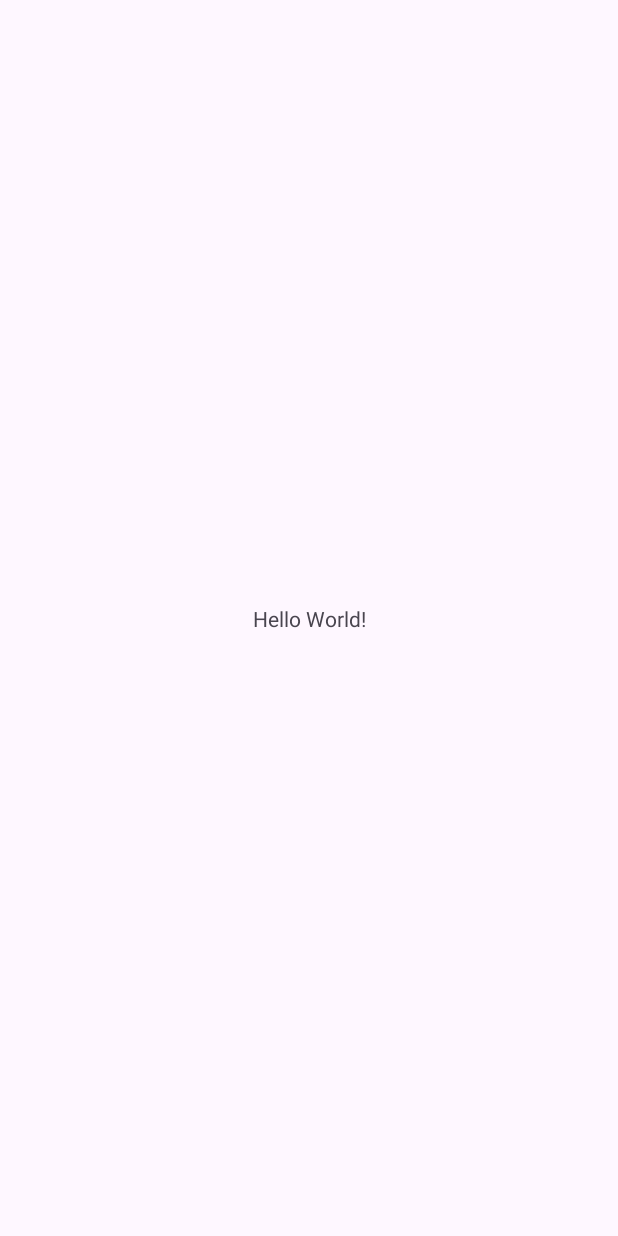
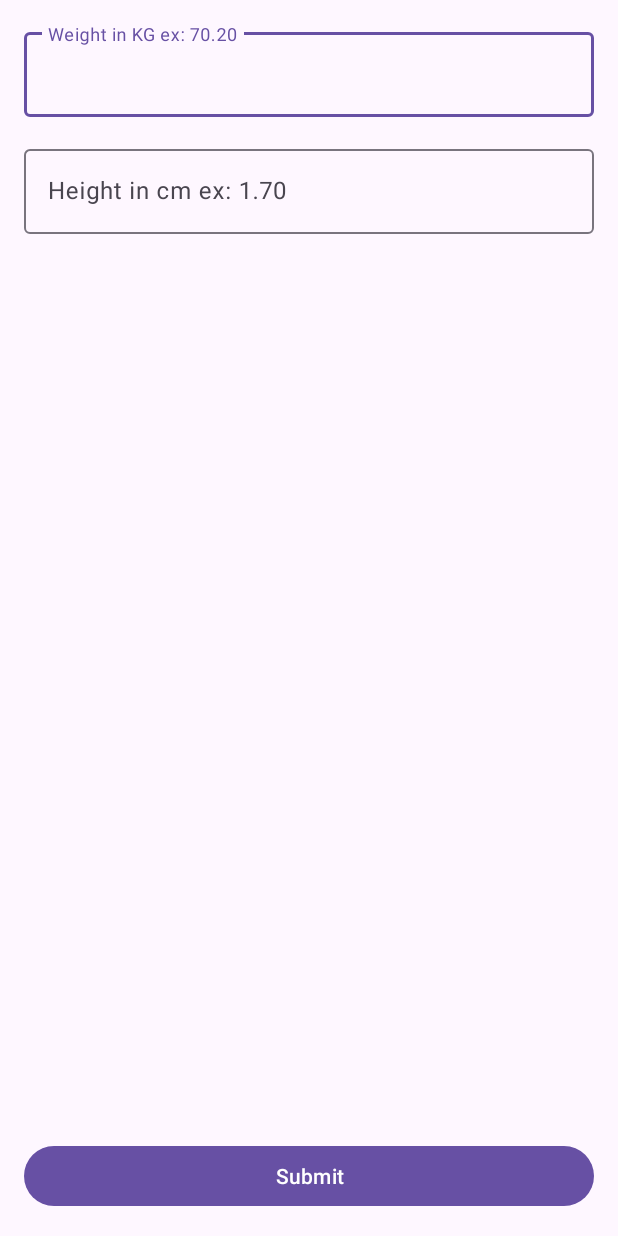
Before and after one commit to mcurvo/BMICalculator-, an Android app: the screen it shows after launch (MainActivity), on a phone screen of 412 x 824 dp. Before the commit the screen is almost empty. Run offline under Robolectric (Android 15) with nearby library versions, the phone set to English and light mode, and no system bars.

Commit message:
New update

```diff
--- a/app/src/main/res/layout/activity_main.xml
+++ b/app/src/main/res/layout/activity_main.xml
@@ -6,13 +6,46 @@
     android:layout_height="match_parent"
     tools:context=".MainActivity">
 
-    <TextView
-        android:layout_width="wrap_content"
+
+    <Button
+        android:id="@+id/button"
+        android:layout_width="match_parent"
         android:layout_height="wrap_content"
-        android:text="Hello World!"
+        android:layout_margin="16dp"
+        android:text="Submit"
         app:layout_constraintBottom_toBottomOf="parent"
         app:layout_constraintEnd_toEndOf="parent"
+        app:layout_constraintStart_toStartOf="parent" />
+
+    <com.google.android.material.textfield.TextInputLayout
+        android:id="@+id/textInputLayout"
+        android:layout_width="match_parent"
+        android:layout_height="wrap_content"
+        android:layout_margin="16dp"
+        app:layout_constraintEnd_toEndOf="parent"
         app:layout_constraintStart_toStartOf="parent"
-        app:layout_constraintTop_toTopOf="parent" />
+        app:layout_constraintTop_toTopOf="parent">
+
+        <com.google.android.material.textfield.TextInputEditText
+            android:layout_width="match_parent"
+            android:layout_height="wrap_content"
+            android:hint="Weight in KG ex: 70.20"
+            android:inputType="numberDecimal" />
+    </com.google.android.material.textfield.TextInputLayout>
+
+    <com.google.android.material.textfield.TextInputLayout
+        android:layout_width="match_parent"
+        android:layout_height="wrap_content"
+        android:layout_margin="16dp"
+        app:layout_constraintEnd_toEndOf="parent"
+        app:layout_constraintStart_toStartOf="parent"
+        app:layout_constraintTop_toBottomOf="@+id/textInputLayout">
+
+        <com.google.android.material.textfield.TextInputEditText
+            android:layout_width="match_parent"
+            android:layout_height="wrap_content"
+            android:hint="Height in cm ex: 1.70"
+            android:inputType="numberDecimal"/>
+    </com.google.android.material.textfield.TextInputLayout>
 
 </androidx.constraintlayout.widget.ConstraintLayout>
```
Also changed, not shown: 1 other file.
